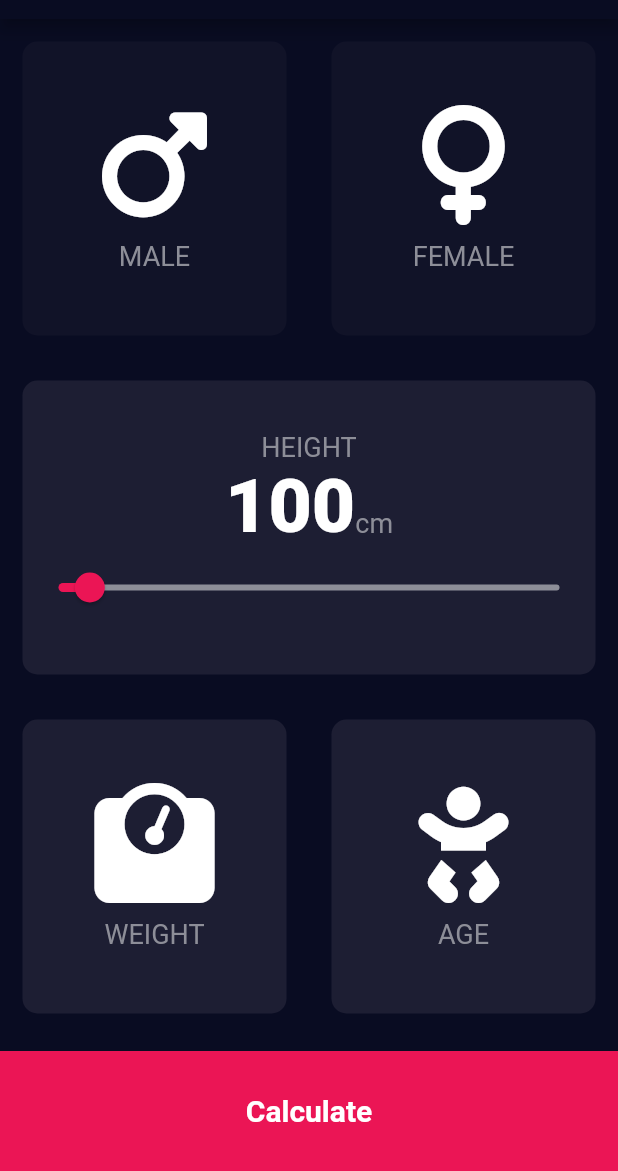
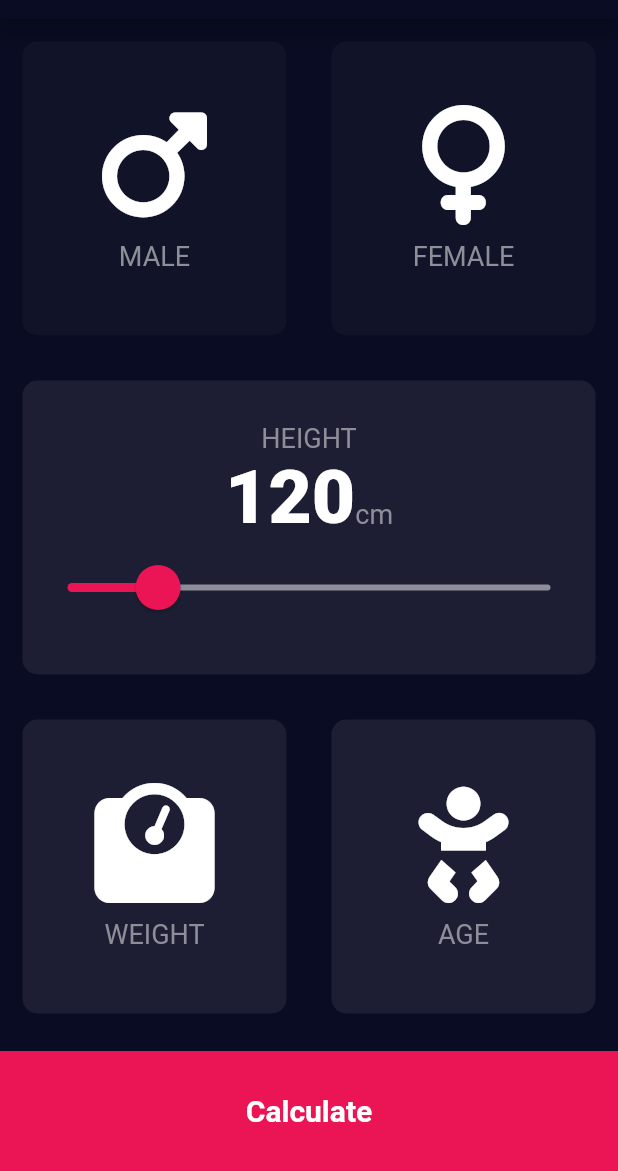
Before and after one commit to NdegwaJulius/BMI-Calculator, a Flutter app: the screen it shows after launch, on a phone screen of 412 x 824 dp, the part 65-1236 px from its top. Run offline on Flutter 3.47's test engine with Material 2 defaults, Android fonts, the phone set to English and light mode, and no system bars; our stand-ins replace font_awesome_flutter, google_fonts.

```diff
--- a/lib/constants.dart
+++ b/lib/constants.dart
@@ -5,6 +5,7 @@ const kThemeColor = Color(0xFF1D1E33);
 const kInactiveColor = Color(0xFF111328);
 const kBottomContainerColor = Color(0xFFEB1555);
 const kAppBarTitle = 'BMI CALCULATOR';
+const int kHeight = 120;
 
 const kLabelTextStyle = TextStyle(
 fontSize: 18.0,color: Color(0xFF8D8E98),
--- a/lib/input_page.dart
+++ b/lib/input_page.dart
@@ -6,6 +6,7 @@ import 'package:font_awesome_flutter/font_awesome_flutter.dart';
 
 import 'ReusableCard.dart';
 import 'constants.dart';
+import 'slider.dart';
 
 // Final means single-assignment.
 // Const means immutable.
@@ -28,7 +29,7 @@ class InputPage extends StatefulWidget {
 class _InputPageState extends State<InputPage> {
 
       Gender ? SelectedGender;
-      int height=100;
+      //int height=100;
 
 
 
@@ -83,7 +84,7 @@ class _InputPageState extends State<InputPage> {
                         crossAxisAlignment: CrossAxisAlignment.baseline,
                         textBaseline: TextBaseline.alphabetic,
                         children: <Widget>[
-                          Text(height.toString(),
+                          Text(kHeight.toString(),
                           style: kLabelNumberStyle,
                           ),
 
@@ -92,18 +93,7 @@ class _InputPageState extends State<InputPage> {
                           )
                         ],
                       ),
-                      Slider(
-                          value: height.toDouble(),
-                          min: 90.0,
-                          max: 250.0,
-                          activeColor: Color(0xFFEB1555),
-                          inactiveColor: Color(0xFF8D8E98),
-                          onChanged: (double newValue){
-                            setState(() {
-                              height = newValue.round();
-
-                            });
-                          })
+                     sliderClass()
                     ],
                   )
                 ),
--- /dev/null
+++ b/lib/slider.dart
@@ -0,0 +1,44 @@
+import 'package:bmi_calculator/constants.dart';
+import 'package:flutter/material.dart';
+import 'input_page.dart';
+import 'constants.dart';
+
+class sliderClass extends StatefulWidget {
+  const sliderClass({Key? key}) : super(key: key);
+
+  @override
+  _sliderClassState createState() => _sliderClassState();
+}
+
+class _sliderClassState extends State<sliderClass> {
+  int height = kHeight;
+
+  //get height => null;
+
+  @override
+  Widget build(BuildContext context) {
+
+    return SliderTheme(
+      data: SliderTheme.of(context).copyWith(
+        inactiveTrackColor:  Color(0xFF8D8E98),
+        thumbShape: RoundSliderThumbShape(enabledThumbRadius: 15.0),
+        overlayShape: RoundSliderOverlayShape(overlayRadius: 30.0),
+        activeTrackColor: Colors.white,
+        overlayColor: Color(0x29EB1555),
+        thumbColor:Color(0xFFEB1555),
+      ),
+      child: Slider(
+          value: kHeight.toDouble(),
+          min: 90.0,
+          max: 250.0,
+          activeColor: Color(0xFFEB1555),
+          inactiveColor: Color(0xFF8D8E98),
+          onChanged: (double newValue){
+            setState(() {
+             height = newValue.round();
+
+            });
+          }),
+    );
+  }
+}
```
